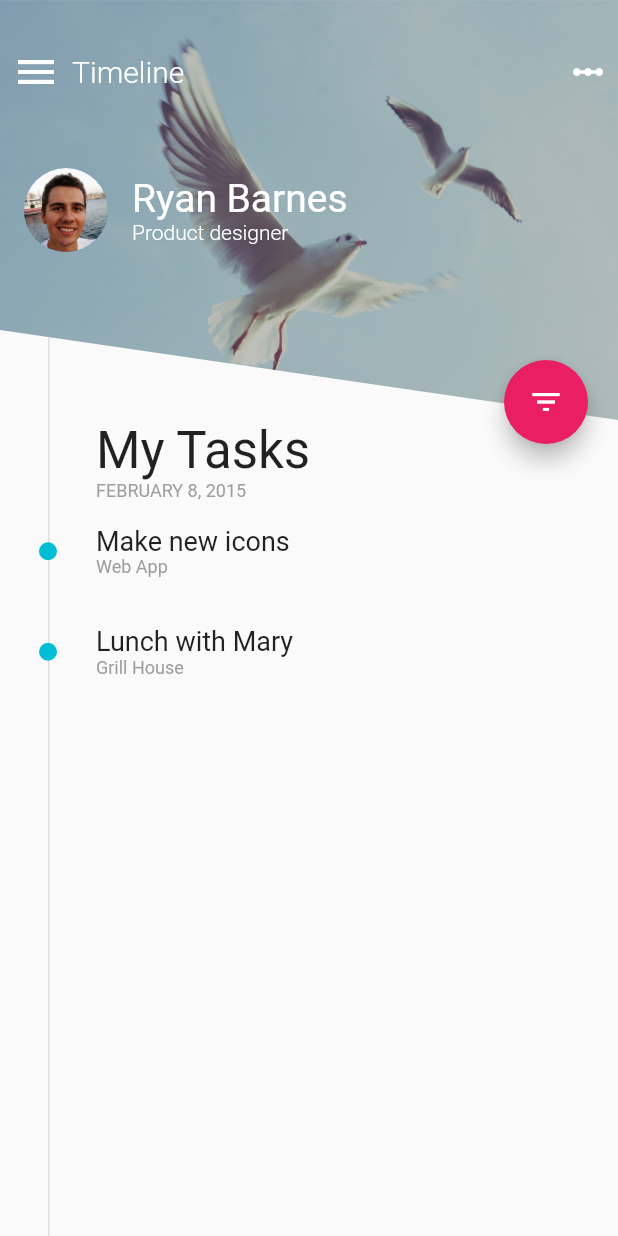
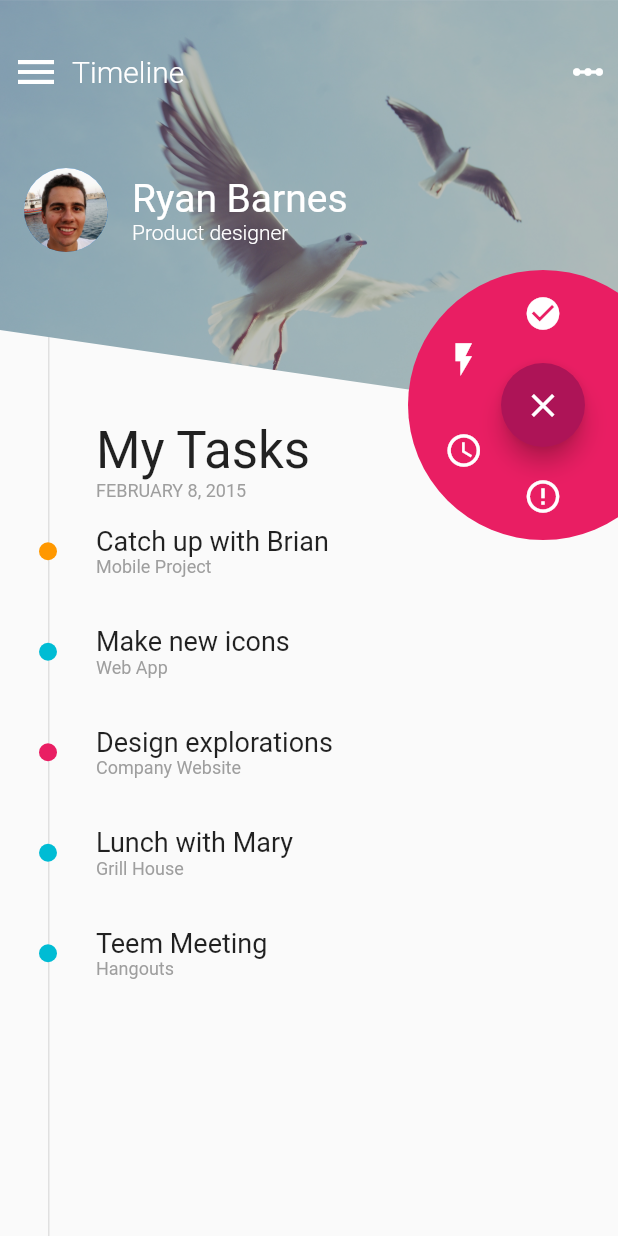
Before and after one commit to MarcinusX/flutter_ui_challenge_filter_menu, a Flutter app: the screen it shows after launch, after a tap on the "filter list" icon, on a phone screen of 412 x 824 dp. Run offline on Flutter 3.47's test engine with Material 2 defaults, Android fonts, the phone set to English and light mode, and no system bars.

Commit message:
Added fab animation

```diff
--- a/lib/main.dart
+++ b/lib/main.dart
@@ -1,3 +1,5 @@
+import 'dart:math' as math;
+
 import 'package:flutter/material.dart';
 
 void main() => runApp(new MyApp());
@@ -179,18 +181,18 @@ class _MyHomePageState extends State<MyHomePage>
     );
   }
 
+//  _onFabTap() {
+//    scrollController.jumpTo(0.0);
+//    shouldOnlyCompletedBeShownNotifier.value =
+//        !shouldOnlyCompletedBeShownNotifier.value;
+//  }
+
   Widget _buildFab() {
     return new Positioned(
-        top: imageHeight - 40.0,
-        right: 20.0,
-        child: new FloatingActionButton(
-            onPressed: () {
-              scrollController.jumpTo(0.0);
-              shouldOnlyCompletedBeShownNotifier.value =
-                  !shouldOnlyCompletedBeShownNotifier.value;
-            },
-            backgroundColor: Colors.pink,
-            child: new Icon(Icons.filter_list)));
+      top: imageHeight - 100.0,
+      right: -40.0,
+      child: new FilterFab(filterValueNotifier: shouldOnlyCompletedBeShownNotifier),
+    );
   }
 
   Widget _buildTimeline() {
@@ -243,6 +245,152 @@ class _MyHomePageState extends State<MyHomePage>
   }
 }
 
+class FilterFab extends StatefulWidget {
+  final ValueNotifier<bool> filterValueNotifier;
+
+  const FilterFab({Key key, this.filterValueNotifier}) : super(key: key);
+
+  @override
+  State<StatefulWidget> createState() {
+    return new FilterFabState();
+  }
+}
+
+class FilterFabState extends State<FilterFab>
+    with SingleTickerProviderStateMixin {
+  AnimationController animationController;
+  Animation<double> animation;
+  Animation<Color> colorAnimation;
+
+  final double expandedSize = 180.0;
+  final double hiddenSize = 20.0;
+
+  @override
+  void initState() {
+    super.initState();
+    animationController = new AnimationController(
+        vsync: this, duration: Duration(milliseconds: 200));
+    animation = new CurvedAnimation(
+        parent: animationController, curve: Curves.easeInOut);
+    colorAnimation = new ColorTween(begin: Colors.pink, end: Colors.pink[800])
+        .animate(animationController);
+  }
+
+  @override
+  void dispose() {
+    animationController.dispose();
+    super.dispose();
+  }
+
+  @override
+  Widget build(BuildContext context) {
+    return new SizedBox(
+      width: expandedSize,
+      height: expandedSize,
+      child: new AnimatedBuilder(
+          animation: animation,
+          builder: (context, child) {
+            return new Stack(
+              alignment: Alignment.center,
+              children: <Widget>[
+                _buildExpandedBackground(),
+                buildOption(Icons.check_circle, 0.0),
+                buildOption(Icons.flash_on, -math.pi / 3),
+                buildOption(Icons.access_time, -2 * math.pi / 3),
+                buildOption(Icons.error_outline, math.pi),
+                _buildFabCore(),
+              ],
+            );
+          }),
+    );
+  }
+
+  open() {
+    if (animationController.isDismissed) {
+      animationController.forward();
+    }
+  }
+
+  close() {
+    if (animationController.isCompleted) {
+      animationController.reverse();
+    }
+  }
+
+  _onFabTap() {
+    if (animation.isDismissed) {
+      open();
+    } else {
+      close();
+    }
+  }
+
+  _onItemTap() {
+    widget.filterValueNotifier.value = !widget.filterValueNotifier.value;
+    close();
+  }
+
+  Widget _buildExpandedBackground() {
+    return new Container(
+      height: hiddenSize + (expandedSize - hiddenSize) * animation.value,
+      width: hiddenSize + (expandedSize - hiddenSize) * animation.value,
+      decoration: new BoxDecoration(shape: BoxShape.circle, color: Colors.pink),
+    );
+  }
+
+  Widget _buildFabCore() {
+    double defaultIconSize = 26.0;
+    double scaleFactor = 2 * (animationController.value - 0.5).abs();
+    return new FloatingActionButton(
+      onPressed: _onFabTap,
+      backgroundColor: colorAnimation.value,
+      child: new Center(
+        child: new Transform(
+          alignment: Alignment.center,
+          transform: new Matrix4.identity()..scale(1.0, scaleFactor),
+          child: new Icon(
+            animationController.value > 0.5 ? Icons.close : Icons.filter_list,
+            color: Colors.white,
+            size: defaultIconSize,
+          ),
+        ),
+      ),
+    );
+  }
+
+  Widget buildOption(IconData icon, double angle) {
+    double iconSize = 0.0;
+    if (animation.value > 0.5) {
+      iconSize = 26 * animation.value;
+    }
+    double defaultPadding = 16.0;
+    double padding = defaultPadding +
+        (expandedSize - defaultPadding) * (1 - animation.value);
+    return new Transform.rotate(
+      angle: angle,
+      child: new Align(
+        alignment: Alignment.topCenter,
+        child: new Padding(
+          padding: new EdgeInsets.only(top: padding),
+          child: new IconButton(
+            onPressed: _onItemTap,
+            icon: new Transform.rotate(
+              angle: -angle,
+              child: new Icon(
+                icon,
+                color: Colors.white,
+              ),
+            ),
+            iconSize: iconSize,
+            alignment: Alignment.topCenter,
+            padding: new EdgeInsets.all(0.0),
+          ),
+        ),
+      ),
+    );
+  }
+}
+
 class TaskRow extends StatefulWidget {
   final double speedFactor;
   final ValueNotifier<bool> showCompletedNotifier;
@@ -272,7 +420,7 @@ class TaskRowState extends State<TaskRow> with TickerProviderStateMixin {
         value: 1.0,
         vsync: this,
         duration: new Duration(
-            milliseconds: (50 * (1 + 2 * widget.speedFactor)).toInt()));
+            milliseconds: (200 * (1 + 2 * widget.speedFactor)).toInt()));
     animation = new CurvedAnimation(
         parent: animationController, curve: Curves.easeInOut);
     onFilterChanged = () {
```
